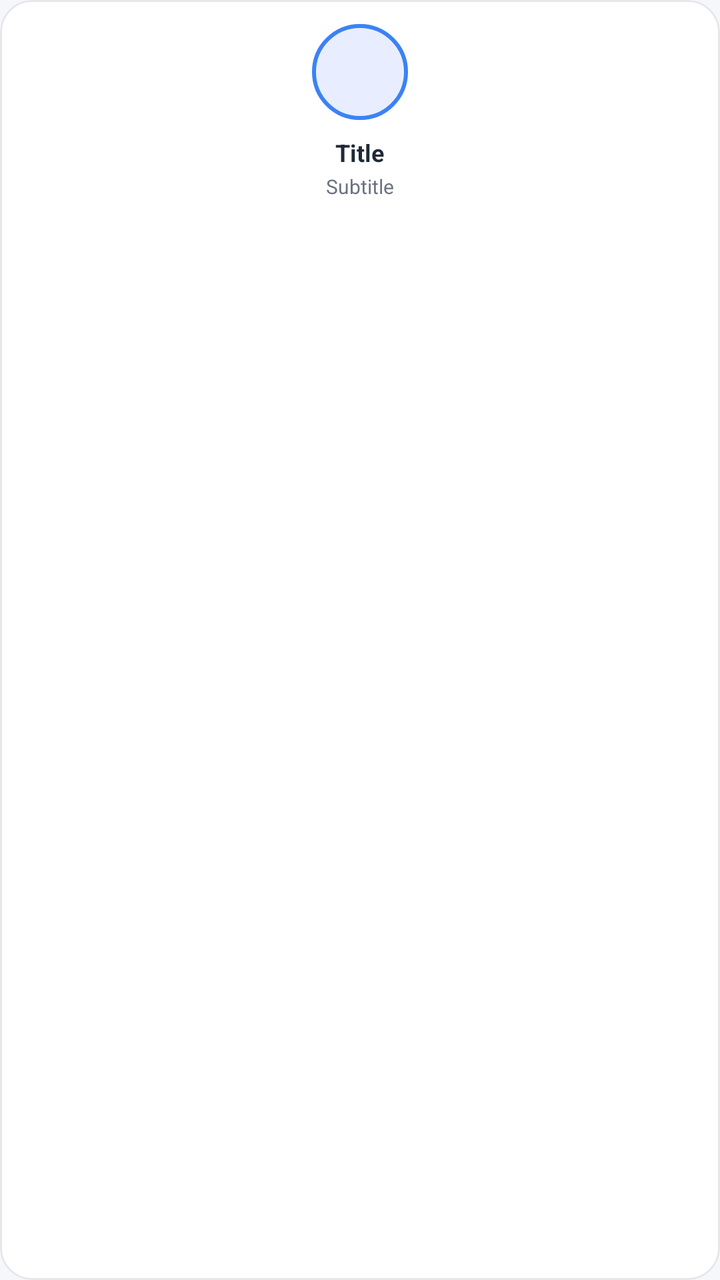
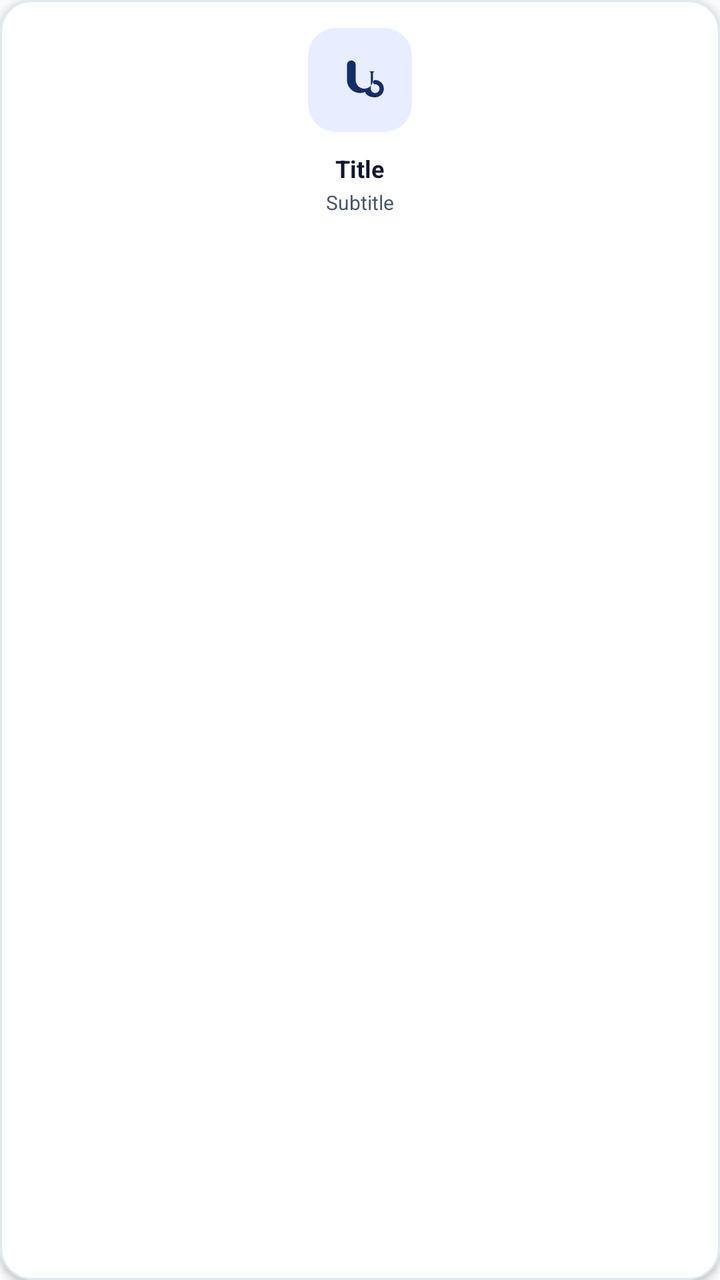

The first picture is an Android layout as it rendered before a commit; the second is the same layout after the commit. The layout source and the unified diff follow.
<!-- AndroidManifest.xml: application theme Theme.CareWell -->
<!-- res/layout/item_quick_access.xml -->
<?xml version="1.0" encoding="utf-8"?>
<com.google.android.material.card.MaterialCardView xmlns:android="http://schemas.android.com/apk/res/android"
    xmlns:app="http://schemas.android.com/apk/res-auto"
    android:layout_width="match_parent"
    android:layout_height="wrap_content"
    android:layout_margin="4dp"
    app:cardCornerRadius="16dp"
    app:cardElevation="0dp"
    app:strokeColor="@color/card_stroke"
    app:strokeWidth="1dp"
    app:cardBackgroundColor="@color/surface_white">

    <LinearLayout
        android:layout_width="match_parent"
        android:layout_height="wrap_content"
        android:gravity="center"
        android:orientation="vertical"
        android:paddingVertical="12dp"
        android:paddingHorizontal="4dp">

        <FrameLayout
            android:id="@+id/fl_icon_bg"
            android:layout_width="48dp"
            android:layout_height="48dp"
            android:background="@drawable/bg_circle_avatar">

            <ImageView
                android:id="@+id/iv_icon"
                android:layout_width="24dp"
                android:layout_height="24dp"
                android:layout_gravity="center"
                app:tint="@color/primary"
                android:contentDescription="Quick access icon" />
        </FrameLayout>

        <TextView
            android:id="@+id/tv_title"
            android:layout_width="wrap_content"
            android:layout_height="wrap_content"
            android:layout_marginTop="8dp"
            android:text="Title"
            android:textColor="@color/text_primary"
            android:textSize="12sp"
            android:textStyle="bold"
            android:gravity="center"
            android:maxLines="1"
            android:ellipsize="end" />

        <TextView
            android:id="@+id/tv_subtitle"
            android:layout_width="wrap_content"
            android:layout_height="wrap_content"
            android:layout_marginTop="2dp"
            android:text="Subtitle"
            android:textColor="@color/text_secondary"
            android:textSize="10sp"
            android:gravity="center"
            android:maxLines="1"
            android:ellipsize="end" />
    </LinearLayout>
</com.google.android.material.card.MaterialCardView>
<!-- resources referenced by this layout -->
<resources>
  <color name="card_stroke">#E5E7EB</color>
  <color name="primary">#16327D</color>
  <color name="surface_white">#FFFFFF</color>
  <color name="text_primary">#1F2937</color>
  <color name="text_secondary">#6B7280</color>
  <!-- drawable bg_circle_avatar (drawable) -->
  <?xml version="1.0" encoding="utf-8"?>
  <shape xmlns:android="http://schemas.android.com/apk/res/android"
      android:shape="oval">
      <solid android:color="#E8EEFF" />
      <stroke
          android:width="2dp"
          android:color="#3B82F6" />
  </shape>
  <style name="Theme.CareWell" parent="Base.Theme.CareWell" />
  <style name="Base.Theme.CareWell" parent="Theme.Material3.Light.NoActionBar">
          <item name="colorPrimary">@color/primary</item>
          <item name="colorPrimaryVariant">@color/primary_dark</item>
          <item name="colorOnPrimary">@color/white</item>
          <item name="colorSecondary">@color/secondary</item>
          <item name="colorSecondaryVariant">@color/secondary</item>
          <item name="colorOnSecondary">@color/white</item>
          <item name="android:statusBarColor">@color/white</item>
          <item name="android:windowLightStatusBar">true</item>
          <item name="android:windowBackground">@color/background_light</item>
      </style>
  <color name="primary_dark">#0F2359</color>
  <color name="white">#FFFFFF</color>
  <color name="secondary">#3B82F6</color>
  <color name="background_light">#F5F7FB</color>
</resources>

<!-- the commit's change to res/layout/item_quick_access.xml (unified diff, before → after) -->
@@ -4,58 +4,62 @@
     android:layout_width="match_parent"
     android:layout_height="wrap_content"
     android:layout_margin="4dp"
+    app:cardBackgroundColor="@color/surface_white"
     app:cardCornerRadius="16dp"
-    app:cardElevation="0dp"
+    app:cardElevation="2dp"
     app:strokeColor="@color/card_stroke"
-    app:strokeWidth="1dp"
-    app:cardBackgroundColor="@color/surface_white">
+    app:strokeWidth="1dp">
 
     <LinearLayout
         android:layout_width="match_parent"
         android:layout_height="wrap_content"
+        android:clickable="true"
+        android:focusable="true"
+        android:foreground="?attr/selectableItemBackground"
         android:gravity="center"
         android:orientation="vertical"
-        android:paddingVertical="12dp"
-        android:paddingHorizontal="4dp">
+        android:paddingHorizontal="4dp"
+        android:paddingVertical="14dp">
 
         <FrameLayout
             android:id="@+id/fl_icon_bg"
-            android:layout_width="48dp"
-            android:layout_height="48dp"
-            android:background="@drawable/bg_circle_avatar">
+            android:layout_width="52dp"
+            android:layout_height="52dp"
+            android:background="@drawable/bg_squircle_icon">
 
             <ImageView
                 android:id="@+id/iv_icon"
-                android:layout_width="24dp"
-                android:layout_height="24dp"
+                android:layout_width="26dp"
+                android:layout_height="26dp"
                 android:layout_gravity="center"
-                app:tint="@color/primary"
-                android:contentDescription="Quick access icon" />
+                android:contentDescription="Quick access icon"
+                android:src="@drawable/ic_stethoscope"
+                app:tint="@color/primary" />
         </FrameLayout>
 
         <TextView
             android:id="@+id/tv_title"
             android:layout_width="wrap_content"
             android:layout_height="wrap_content"
-            android:layout_marginTop="8dp"
+            android:layout_marginTop="10dp"
+            android:ellipsize="end"
+            android:gravity="center"
+            android:maxLines="1"
             android:text="Title"
             android:textColor="@color/text_primary"
             android:textSize="12sp"
-            android:textStyle="bold"
-            android:gravity="center"
-            android:maxLines="1"
-            android:ellipsize="end" />
+            android:textStyle="bold" />
 
         <TextView
             android:id="@+id/tv_subtitle"
             android:layout_width="wrap_content"
             android:layout_height="wrap_content"
             android:layout_marginTop="2dp"
+            android:ellipsize="end"
+            android:gravity="center"
+            android:maxLines="1"
             android:text="Subtitle"
             android:textColor="@color/text_secondary"
-            android:textSize="10sp"
-            android:gravity="center"
-            android:maxLines="1"
-            android:ellipsize="end" />
+            android:textSize="10sp" />
     </LinearLayout>
 </com.google.android.material.card.MaterialCardView>
<!-- resource entries referenced after the edit -->
@@ -1,19 +1,27 @@
 <!-- resources referenced by this layout -->
 <resources>
-  <color name="card_stroke">#E5E7EB</color>
-  <color name="primary">#16327D</color>
+  <color name="card_stroke">#E2E8F0</color>
+  <color name="primary">#152C69</color>
   <color name="surface_white">#FFFFFF</color>
-  <color name="text_primary">#1F2937</color>
-  <color name="text_secondary">#6B7280</color>
-  <!-- drawable bg_circle_avatar (drawable) -->
+  <color name="text_primary">#0F172A</color>
+  <color name="text_secondary">#475569</color>
+  <!-- drawable bg_squircle_icon (drawable) -->
   <?xml version="1.0" encoding="utf-8"?>
   <shape xmlns:android="http://schemas.android.com/apk/res/android"
-      android:shape="oval">
+      android:shape="rectangle">
       <solid android:color="#E8EEFF" />
-      <stroke
-          android:width="2dp"
-          android:color="#3B82F6" />
+      <corners android:radius="14dp" />
   </shape>
+  <!-- drawable ic_stethoscope (drawable) -->
+  <vector xmlns:android="http://schemas.android.com/apk/res/android"
+      android:width="24dp"
+      android:height="24dp"
+      android:viewportWidth="24"
+      android:viewportHeight="24">
+      <path
+          android:fillColor="#FF000000"
+          android:pathData="M19,8c-0.55,0 -1,0.45 -1,1v3c0,2.21 -1.79,4 -4,4s-4,-1.79 -4,-4V5c0,-1.1 -0.9,-2 -2,-2S6,3.9 6,5v7c0,3.31 2.69,6 6,6 0.83,0 1.62,-0.17 2.34,-0.47C15.02,19.34 16.85,20 19,20c2.21,0 4,-1.79 4,-4s-1.79,-4 -4,-4c-0.55,0 -1,0.45 -1,1s0.45,1 1,1c1.1,0 2,0.9 2,2s-0.9,2 -2,2c-1.1,0 -2,-0.9 -2,-2V9c0,-0.55 -0.45,-1 -1,-1z"/>
+  </vector>
   <style name="Theme.CareWell" parent="Base.Theme.CareWell" />
   <style name="Base.Theme.CareWell" parent="Theme.Material3.Light.NoActionBar">
           <item name="colorPrimary">@color/primary</item>
@@ -25,10 +33,15 @@
           <item name="android:statusBarColor">@color/white</item>
           <item name="android:windowLightStatusBar">true</item>
           <item name="android:windowBackground">@color/background_light</item>
+          <item name="colorSecondaryContainer">@color/primary_light</item>
+          <item name="colorOnSecondaryContainer">@color/primary</item>
+          <item name="android:navigationBarColor">@color/white</item>
+          <item name="android:windowLightNavigationBar" tools:targetApi="o_mr1">true</item>
       </style>
-  <color name="primary_dark">#0F2359</color>
+  <color name="primary_dark">#0D1D47</color>
   <color name="white">#FFFFFF</color>
-  <color name="secondary">#3B82F6</color>
-  <color name="background_light">#F5F7FB</color>
+  <color name="secondary">#2563EB</color>
+  <color name="background_light">#F8FAFC</color>
+  <color name="primary_light">#EBF1FF</color>
 </resources>
 
